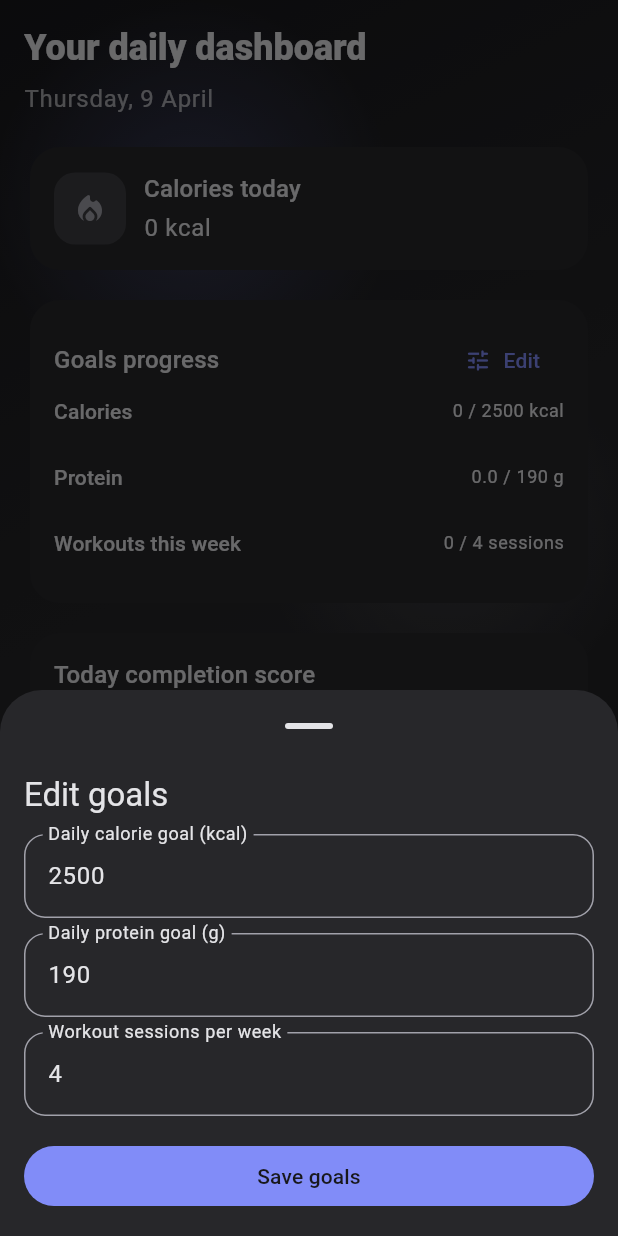
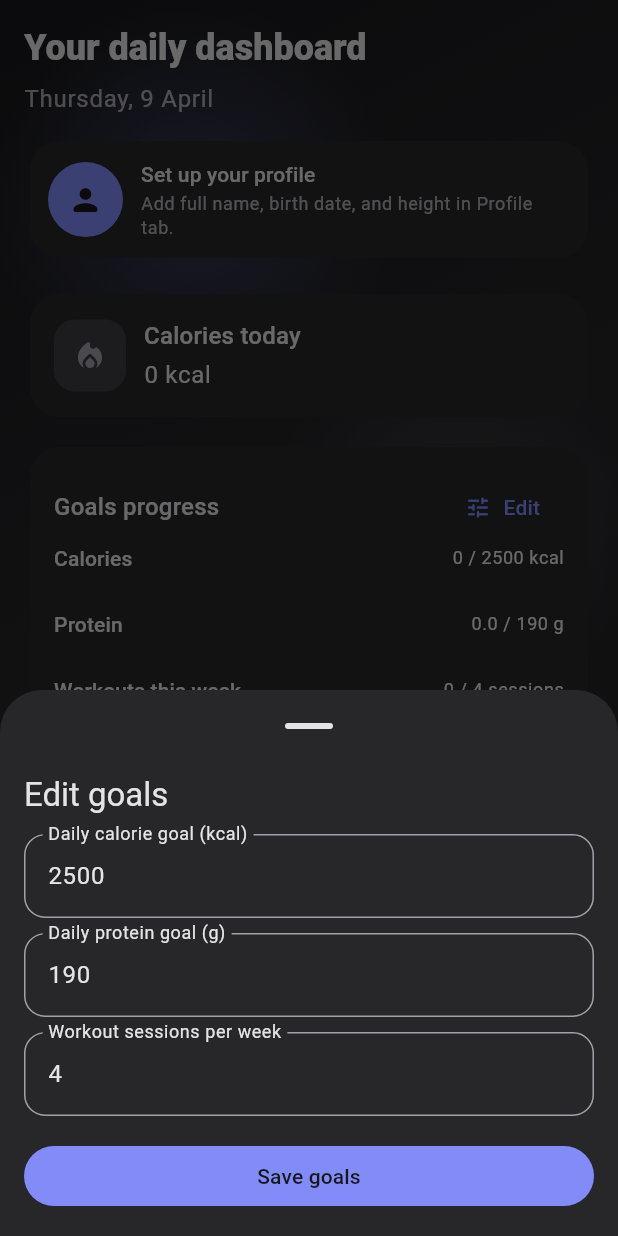
Before and after one commit to ndragun92/flutter-gym-app, a Flutter app: the screen it shows after launch, after a tap on "Edit", on a phone screen of 412 x 824 dp. Run offline on Flutter 3.47's test engine with Material 3 defaults, Android fonts, the phone set to English and light mode, and no system bars; our stand-ins replace flutter_local_notifications, flutter_timezone, image_picker, shared_preferences, timezone; accounts and stored records are empty.

Commit message:
Add user profile management with settings page and profile snapshot card

```diff
--- a/lib/main.dart
+++ b/lib/main.dart
@@ -9,6 +9,7 @@ import 'models/workout_entry.dart';
 import 'screens/dashboard_page.dart';
 import 'screens/measurements_page.dart';
 import 'screens/nutrition_page.dart';
+import 'screens/settings_page.dart';
 import 'screens/workout_page.dart';
 import 'services/notification_service.dart';
 import 'state/app_state.dart';
@@ -646,6 +647,11 @@ class _RootShellState extends State<_RootShell> {
                       selectedIcon: Icon(Icons.fitness_center_rounded),
                       label: 'Gym',
                     ),
+                    NavigationDestination(
+                      icon: Icon(Icons.person_outline_rounded),
+                      selectedIcon: Icon(Icons.person_rounded),
+                      label: 'Profile',
+                    ),
                   ],
                 ),
               ),
@@ -676,12 +682,13 @@ class _RootShellState extends State<_RootShell> {
                       NutritionPage(isActive: index == 1),
                       const MeasurementsPage(),
                       const WorkoutPage(),
+                      const SettingsPage(),
                     ],
                   ),
                 ),
         ],
       ),
-      floatingActionButton: index == 2
+      floatingActionButton: index == 2 || index == 4
           ? null
           : FloatingActionButton.extended(
               onPressed: _openQuickAddSheet,
--- /dev/null
+++ b/lib/models/user_profile.dart
@@ -0,0 +1,63 @@
+import 'dart:convert';
+
+class UserProfile {
+  UserProfile({
+    required this.fullName,
+    required this.birthDate,
+    required this.heightCm,
+    this.profileImagePath,
+  });
+
+  final String fullName;
+  final DateTime birthDate;
+  final double heightCm;
+  final String? profileImagePath;
+
+  UserProfile copyWith({
+    String? fullName,
+    DateTime? birthDate,
+    double? heightCm,
+    String? profileImagePath,
+  }) {
+    return UserProfile(
+      fullName: fullName ?? this.fullName,
+      birthDate: birthDate ?? this.birthDate,
+      heightCm: heightCm ?? this.heightCm,
+      profileImagePath: profileImagePath ?? this.profileImagePath,
+    );
+  }
+
+  int ageAt(DateTime date) {
+    var age = date.year - birthDate.year;
+    final birthdayAlreadyPassed =
+        date.month > birthDate.month ||
+        (date.month == birthDate.month && date.day >= birthDate.day);
+    if (!birthdayAlreadyPassed) {
+      age -= 1;
+    }
+    return age;
+  }
+
+  Map<String, dynamic> toMap() {
+    return {
+      'fullName': fullName,
+      'birthDate': birthDate.toIso8601String(),
+      'heightCm': heightCm,
+      'profileImagePath': profileImagePath,
+    };
+  }
+
+  factory UserProfile.fromMap(Map<String, dynamic> map) {
+    return UserProfile(
+      fullName: map['fullName'] as String,
+      birthDate: DateTime.parse(map['birthDate'] as String),
+      heightCm: (map['heightCm'] as num).toDouble(),
+      profileImagePath: map['profileImagePath'] as String?,
+    );
+  }
+
+  String toJson() => jsonEncode(toMap());
+
+  factory UserProfile.fromJson(String source) =>
+      UserProfile.fromMap(jsonDecode(source) as Map<String, dynamic>);
+}
--- a/lib/screens/dashboard_page.dart
+++ b/lib/screens/dashboard_page.dart
@@ -1,3 +1,4 @@
+import 'dart:io';
 import 'dart:math' as math;
 
 import 'package:flutter/material.dart';
@@ -111,6 +112,8 @@ class DashboardPage extends StatelessWidget {
             context,
           ).textTheme.bodyLarge?.copyWith(color: secondaryText),
         ),
+        const SizedBox(height: 12),
+        _ProfileSnapshotCard(appState: appState),
         const SizedBox(height: 16),
         _SummaryCard(
           title: 'Calories today',
@@ -346,6 +349,73 @@ class DashboardPage extends StatelessWidget {
           ),
         );
       },
+    );
+  }
+}
+
+class _ProfileSnapshotCard extends StatelessWidget {
+  const _ProfileSnapshotCard({required this.appState});
+
+  final AppState appState;
+
+  @override
+  Widget build(BuildContext context) {
+    final profile = appState.userProfile;
+    final hasProfile = profile != null;
+    final profileImagePath = profile?.profileImagePath;
+    final hasImage =
+        hasProfile &&
+        profileImagePath != null &&
+        profileImagePath.isNotEmpty &&
+        File(profileImagePath).existsSync();
+
+    final bmi = appState.currentBmi;
+    final bmiLabel = appState.currentBmiCategory;
+
+    return Card(
+      child: Padding(
+        padding: const EdgeInsets.all(12),
+        child: Row(
+          children: [
+            CircleAvatar(
+              radius: 25,
+              backgroundImage: hasImage
+                  ? FileImage(File(profileImagePath))
+                  : null,
+              child: hasImage ? null : const Icon(Icons.person_rounded),
+            ),
+            const SizedBox(width: 12),
+            Expanded(
+              child: Column(
+                crossAxisAlignment: CrossAxisAlignment.start,
+                children: [
+                  Text(
+                    profile?.fullName ?? 'Set up your profile',
+                    style: Theme.of(context).textTheme.titleSmall,
+                  ),
+                  const SizedBox(height: 2),
+                  Text(
+                    !hasProfile
+                        ? 'Add full name, birth date, and height in Profile tab.'
+                        : [
+                            if (appState.profileAge != null)
+                              '${appState.profileAge} yrs',
+                            '${profile.heightCm.toStringAsFixed(1)} cm',
+                            if (bmi != null)
+                              'BMI ${bmi.toStringAsFixed(1)} (${bmiLabel ?? ''})',
+                          ].join(' · '),
+                    style: Theme.of(context).textTheme.bodySmall?.copyWith(
+                      color: Theme.of(
+                        context,
+                      ).colorScheme.onSurface.withOpacity(0.72),
+                    ),
+                  ),
+                ],
+              ),
+            ),
+          ],
+        ),
+      ),
     );
   }
 }
--- /dev/null
+++ b/lib/screens/settings_page.dart
@@ -0,0 +1,379 @@
+import 'dart:io';
+
+import 'package:flutter/material.dart';
+import 'package:image_picker/image_picker.dart';
+import 'package:intl/intl.dart';
+import 'package:path_provider/path_provider.dart';
+import 'package:provider/provider.dart';
+
+import '../state/app_state.dart';
+
+class SettingsPage extends StatefulWidget {
+  const SettingsPage({super.key});
+
+  @override
+  State<SettingsPage> createState() => _SettingsPageState();
+}
+
+class _SettingsPageState extends State<SettingsPage> {
+  final _formKey = GlobalKey<FormState>();
+  final _fullNameController = TextEditingController();
+  final _heightController = TextEditingController();
+  final _imagePicker = ImagePicker();
+
+  DateTime? _birthDate;
+  String? _selectedImagePath;
+  bool _initialized = false;
+
+  @override
+  void didChangeDependencies() {
+    super.didChangeDependencies();
+    if (_initialized) return;
+
+    final profile = context.read<AppState>().userProfile;
+    if (profile != null) {
+      _fullNameController.text = profile.fullName;
+      _heightController.text = profile.heightCm.toStringAsFixed(1);
+      _birthDate = profile.birthDate;
+      _selectedImagePath = profile.profileImagePath;
+    }
+
+    _initialized = true;
+  }
+
+  @override
+  void dispose() {
+    _fullNameController.dispose();
+    _heightController.dispose();
+    super.dispose();
+  }
+
+  @override
+  Widget build(BuildContext context) {
+    final appState = context.watch<AppState>();
+    final profile = appState.userProfile;
+    final hasImage =
+        _selectedImagePath != null &&
+        _selectedImagePath!.isNotEmpty &&
+        File(_selectedImagePath!).existsSync();
+
+    return Scaffold(
+      backgroundColor: Colors.transparent,
+      body: ListView(
+        padding: const EdgeInsets.all(16),
+        children: [
+          Text(
+            'Profile & settings',
+            style: Theme.of(
+              context,
+            ).textTheme.headlineSmall?.copyWith(fontWeight: FontWeight.w800),
+          ),
+          const SizedBox(height: 6),
+          Text(
+            'Add your details to unlock smarter goals and insights.',
+            style: Theme.of(context).textTheme.bodyMedium?.copyWith(
+              color: Theme.of(context).colorScheme.onSurface.withOpacity(0.7),
+            ),
+          ),
+          const SizedBox(height: 16),
+          Card(
+            child: Padding(
+              padding: const EdgeInsets.all(14),
+              child: Form(
+                key: _formKey,
+                child: Column(
+                  crossAxisAlignment: CrossAxisAlignment.start,
+                  children: [
+                    Row(
+                      children: [
+                        CircleAvatar(
+                          radius: 32,
+                          backgroundImage: hasImage
+                              ? FileImage(File(_selectedImagePath!))
+                              : null,
+                          child: hasImage
+                              ? null
+                              : const Icon(Icons.person_rounded, size: 30),
+                        ),
+                        const SizedBox(width: 12),
+                        Expanded(
+                          child: Text(
+                            profile?.fullName.isNotEmpty == true
+                                ? profile!.fullName
+                                : 'Your profile',
+                            style: Theme.of(context).textTheme.titleMedium,
+                          ),
+                        ),
+                      ],
+                    ),
+                    const SizedBox(height: 12),
+                    Wrap(
+                      spacing: 8,
+                      runSpacing: 8,
+                      children: [
+                        OutlinedButton.icon(
+                          icon: const Icon(Icons.camera_alt_rounded),
+                          label: const Text('Take photo'),
+                          onPressed: () =>
+                              _pickProfileImage(ImageSource.camera),
+                        ),
+                        OutlinedButton.icon(
+                          icon: const Icon(Icons.photo_library_outlined),
+                          label: const Text('Upload photo'),
+                          onPressed: () =>
+                              _pickProfileImage(ImageSource.gallery),
+                        ),
+                        if (hasImage)
+                          TextButton.icon(
+                            icon: const Icon(Icons.delete_outline_rounded),
+                            label: const Text('Remove'),
+                            onPressed: () {
+                              setState(() {
+                                _selectedImagePath = null;
+                              });
+                            },
+                          ),
+                      ],
+                    ),
+                    const SizedBox(height: 12),
+                    TextFormField(
+                      controller: _fullNameController,
+                      decoration: const InputDecoration(labelText: 'Full name'),
+                      validator: (value) {
+                        if (value == null || value.trim().isEmpty) {
+                          return 'Required';
+                        }
+                        return null;
+                      },
+                    ),
+                    const SizedBox(height: 10),
+                    OutlinedButton.icon(
+                      icon: const Icon(Icons.cake_outlined),
+                      label: Text(
+                        _birthDate == null
+                            ? 'Birth date'
+                            : DateFormat('d MMM yyyy').format(_birthDate!),
+                      ),
+                      onPressed: _pickBirthDate,
+                    ),
+                    const SizedBox(height: 10),
+                    TextFormField(
+                      controller: _heightController,
+                      keyboardType: const TextInputType.numberWithOptions(
+                        decimal: true,
+                      ),
+                      decoration: const InputDecoration(
+                        labelText: 'Height (cm)',
+                      ),
+                      validator: (value) {
+                        final parsed = double.tryParse((value ?? '').trim());
+                        if (parsed == null || parsed < 80 || parsed > 260) {
+                          return 'Enter valid height';
+                        }
+                        return null;
+                      },
+                    ),
+                    const SizedBox(height: 16),
+                    FilledButton(
+                      onPressed: _saveProfile,
+                      child: const Text('Save profile'),
+                    ),
+                  ],
+                ),
+              ),
+            ),
+          ),
+          const SizedBox(height: 12),
+          _InsightsCard(appState: appState),
+          const SizedBox(height: 12),
+          FilledButton.tonalIcon(
+            onPressed: appState.currentBmi == null
+                ? null
+                : () async {
+                    await appState.applySmartGoalsFromProfile();
+                    if (!context.mounted) return;
+                    ScaffoldMessenger.of(context).showSnackBar(
+                      const SnackBar(
+                        content: Text('Smart goals applied from profile'),
+                      ),
+                    );
+                  },
+            icon: const Icon(Icons.auto_awesome_rounded),
+            label: const Text('Apply smart goal suggestions'),
+          ),
+          const SizedBox(height: 90),
+        ],
+      ),
+    );
+  }
+
+  Future<void> _pickBirthDate() async {
+    final current = _birthDate ?? DateTime(2000, 1, 1);
+    final picked = await showDatePicker(
+      context: context,
+      initialDate: current,
+      firstDate: DateTime(1900),
+      lastDate: DateTime.now(),
+    );
+    if (picked == null) return;
+    setState(() {
+      _birthDate = picked;
+    });
+  }
+
+  Future<void> _pickProfileImage(ImageSource source) async {
+    final picked = await _imagePicker.pickImage(
+      source: source,
+      imageQuality: 85,
+      maxWidth: 1440,
+    );
+    if (picked == null) return;
+    final savedPath = await _persistProfileImage(picked.path);
+    if (!mounted) return;
+    setState(() {
+      _selectedImagePath = savedPath;
+    });
+  }
+
+  Future<void> _saveProfile() async {
+    if (!_formKey.currentState!.validate()) return;
+    if (_birthDate == null) {
+      ScaffoldMessenger.of(
+        context,
+      ).showSnackBar(const SnackBar(content: Text('Birth date is required')));
+      return;
+    }
+
+    await context.read<AppState>().updateUserProfile(
+      fullName: _fullNameController.text.trim(),
+      birthDate: _birthDate!,
+      heightCm: double.parse(_heightController.text.trim()),
+      profileImagePath: _selectedImagePath,
+    );
+
+    if (!mounted) return;
+    ScaffoldMessenger.of(
+      context,
+    ).showSnackBar(const SnackBar(content: Text('Profile saved')));
+  }
+
+  Future<String> _persistProfileImage(String sourcePath) async {
+    final source = File(sourcePath);
+    final directory = await getApplicationDocumentsDirectory();
+    final profileDir = Directory('${directory.path}/profile_images');
+    if (!await profileDir.exists()) {
+      await profileDir.create(recursive: true);
+    }
+
+    final extension = source.path.contains('.')
+        ? source.path.substring(source.path.lastIndexOf('.'))
+        : '.jpg';
+    final fileName =
+        'profile_${DateTime.now().microsecondsSinceEpoch}$extension';
+    final targetPath = '${profileDir.path}/$fileName';
+    final copied = await source.copy(targetPath);
+    return copied.path;
+  }
+}
+
+class _InsightsCard extends StatelessWidget {
+  const _InsightsCard({required this.appState});
+
+  final AppState appState;
+
+  @override
+  Widget build(BuildContext context) {
+    final age = appState.profileAge;
+    final bmi = appState.currentBmi;
+    final bmiCategory = appState.currentBmiCategory;
+    final minWeight = appState.healthyWeightMinKg;
+    final maxWeight = appState.healthyWeightMaxKg;
+
+    return Card(
+      child: Padding(
+        padding: const EdgeInsets.all(14),
+        child: Column(
+          crossAxisAlignment: CrossAxisAlignment.start,
+          children: [
+            Text(
+              'Health insights',
+              style: Theme.of(context).textTheme.titleMedium,
+            ),
+            const SizedBox(height: 8),
+            if (appState.userProfile == null)
+              const Text(
+                'Save your profile first to see personalized insights.',
+              )
+            else ...[
+              _InsightLine(label: 'Age', value: age == null ? '—' : '$age yrs'),
+              _InsightLine(
+                label: 'Latest weight',
+                value: appState.latestWeightKg == null
+                    ? 'Add a body entry'
+                    : '${appState.latestWeightKg!.toStringAsFixed(1)} kg',
+              ),
+              _InsightLine(
+                label: 'BMI',
+                value: bmi == null
+                    ? 'Add a body entry'
+                    : '${bmi.toStringAsFixed(1)} ($bmiCategory)',
+              ),
+              _InsightLine(
+                label: 'Healthy weight range',
+                value: minWeight == null || maxWeight == null
+                    ? '—'
+                    : '${minWeight.toStringAsFixed(1)} - ${maxWeight.toStringAsFixed(1)} kg',
+              ),
+              const Divider(height: 20),
+              _InsightLine(
+                label: 'Suggested calories',
+                value: appState.suggestedDailyCalories == null
+                    ? 'Add more data'
+                    : '${appState.suggestedDailyCalories} kcal/day',
+              ),
+              _InsightLine(
+                label: 'Suggested protein',
+                value: appState.suggestedDailyProtein == null
+                    ? 'Add more data'
+                    : '${appState.suggestedDailyProtein!.toStringAsFixed(0)} g/day',
+              ),
+              _InsightLine(
+                label: 'Suggested workouts',
+                value: appState.suggestedWeeklyWorkouts == null
+                    ? 'Add more data'
+                    : '${appState.suggestedWeeklyWorkouts} / week',
+              ),
+            ],
+          ],
+        ),
+      ),
+    );
+  }
+}
+
+class _InsightLine extends StatelessWidget {
+  const _InsightLine({required this.label, required this.value});
+
+  final String label;
+  final String value;
+
+  @override
+  Widget build(BuildContext context) {
+    return Padding(
+      padding: const EdgeInsets.symmetric(vertical: 3),
+      child: Row(
+        children: [
+          Expanded(
+            child: Text(
+              label,
+              style: Theme.of(context).textTheme.bodyMedium?.copyWith(
+                color: Theme.of(context).colorScheme.onSurface.withOpacity(0.7),
+              ),
+            ),
+          ),
+          Text(value, style: Theme.of(context).textTheme.bodyMedium),
+        ],
+      ),
+    );
+  }
+}
--- a/lib/state/app_state.dart
+++ b/lib/state/app_state.dart
@@ -7,6 +7,7 @@ import 'package:shared_preferences/shared_preferences.dart';
 
 import '../models/body_measurement_entry.dart';
 import '../models/meal_entry.dart';
+import '../models/user_profile.dart';
 import '../models/workout_entry.dart';
 import '../services/notification_service.dart';
 
@@ -23,6 +24,7 @@ class AppState extends ChangeNotifier {
   static const _workoutLogsKey = 'workout_logs';
   static const _gymScheduleKey = 'gym_schedule';
   static const _goalsKey = 'goals';
+  static const _userProfileKey = 'user_profile';
 
   bool isLoading = true;
 
@@ -33,6 +35,7 @@ class AppState extends ChangeNotifier {
   List<BodyMeasurementEntry> bodyMeasurements = [];
   List<WorkoutEntry> workoutEntries = [];
   List<GymSchedule> gymSchedules = [];
+  UserProfile? userProfile;
 
   // Personalized defaults for slow cut while preserving muscle.
   int dailyCalorieGoal = 2500;
@@ -79,6 +82,17 @@ class AppState extends ChangeNotifier {
       prefs.getStringList(_workoutLogsKey),
       (e) => WorkoutEntry.fromMap(e),
     )..sort((a, b) => b.date.compareTo(a.date));
+
+    final profileRaw = prefs.getString(_userProfileKey);
+    if (profileRaw != null && profileRaw.isNotEmpty) {
+      try {
+        userProfile = UserProfile.fromMap(
+          jsonDecode(profileRaw) as Map<String, dynamic>,
+        );
+      } catch (_) {
+        userProfile = null;
+      }
+    }
 
     gymSchedules =
         _decodeList(
@@ -173,6 +187,15 @@ class AppState extends ChangeNotifier {
         'weeklyWorkoutGoal': weeklyWorkoutGoal,
       }),
     );
+  }
+
+  Future<void> _saveUserProfile() async {
+    final prefs = await SharedPreferences.getInstance();
+    if (userProfile == null) {
+      await prefs.remove(_userProfileKey);
+      return;
+    }
+    await prefs.setString(_userProfileKey, userProfile!.toJson());
   }
 
   List<T> _decodeList<T>(
@@ -719,6 +742,113 @@ class AppState extends ChangeNotifier {
     await _saveGoals();
     notifyListeners();
   }
+
+  int? get profileAge {
+    final profile = userProfile;
+    if (profile == null) return null;
+    final age = profile.ageAt(DateTime.now());
+    if (age < 0) return null;
+    return age;
+  }
+
+  double? get latestWeightKg =>
+      bodyMeasurements.isEmpty ? null : bodyMeasurements.first.weight;
+
+  double? get currentBmi {
+    final profile = userProfile;
+    final weight = latestWeightKg;
+    if (profile == null || weight == null || profile.heightCm <= 0) {
+      return null;
+    }
+    final heightInMeters = profile.heightCm / 100;
+    final bmi = weight / (heightInMeters * heightInMeters);
+    return bmi.isFinite ? bmi : null;
+  }
+
+  String? get currentBmiCategory {
+    final bmi = currentBmi;
+    if (bmi == null) return null;
+    if (bmi < 18.5) return 'Underweight';
+    if (bmi < 25) return 'Healthy';
+    if (bmi < 30) return 'Overweight';
+    return 'Obesity';
+  }
+
+  double? get healthyWeightMinKg {
+    final profile = userProfile;
+    if (profile == null || profile.heightCm <= 0) return null;
+    final heightInMeters = profile.heightCm / 100;
+    return 18.5 * heightInMeters * heightInMeters;
+  }
+
+  double? get healthyWeightMaxKg {
+    final profile = userProfile;
+    if (profile == null || profile.heightCm <= 0) return null;
+    final heightInMeters = profile.heightCm / 100;
+    return 24.9 * heightInMeters * heightInMeters;
+  }
+
+  int? get suggestedDailyCalories {
+    final bmi = currentBmi;
+    if (bmi == null) return null;
+
+    var adjusted = dailyCalorieGoal;
+    if (bmi >= 30) {
+      adjusted -= 500;
+    } else if (bmi >= 27) {
+      adjusted -= 350;
+    } else if (bmi >= 25) {
+      adjusted -= 250;
+    } else if (bmi < 18.5) {
+      adjusted += 250;
+    }
+    return adjusted.clamp(1200, 4000);
+  }
+
+  double? get suggestedDailyProtein {
+    final weight = latestWeightKg;
+    if (weight == null) return null;
+    return (weight * 1.8).clamp(60, 260);
+  }
+
+  int? get suggestedWeeklyWorkouts {
+    final bmi = currentBmi;
+    if (bmi == null) return null;
+    if (bmi >= 30) return 5;
+    if (bmi >= 25) return 4;
+    return 4;
+  }
+
+  Future<void> updateUserProfile({
+    required String fullName,
+    required DateTime birthDate,
+    required double heightCm,
+    String? profileImagePath,
+  }) async {
+    final previousImagePath = userProfile?.profileImagePath;
+    userProfile = UserProfile(
+      fullName: fullName,
+      birthDate: birthDate,
+      heightCm: heightCm.clamp(80, 260),
+      profileImagePath: profileImagePath,
+    );
+    await _saveUserProfile();
+    await _deleteLocalImageIfObsolete(previousImagePath, profileImagePath);
+    notifyListeners();
+  }
+
+  Future<void> applySmartGoalsFromProfile() async {
+    final calories = suggestedDailyCalories;
+    final protein = suggestedDailyProtein;
+    final workouts = suggestedWeeklyWorkouts;
+    if (calories == null || protein == null || workouts == null) return;
+
+    dailyCalorieGoal = calories;
+    dailyProteinGoal = protein;
+    weeklyWorkoutGoal = workouts;
+    await _saveGoals();
+    notifyListeners();
+  }
 }
 
 class _MealTotals {
```
